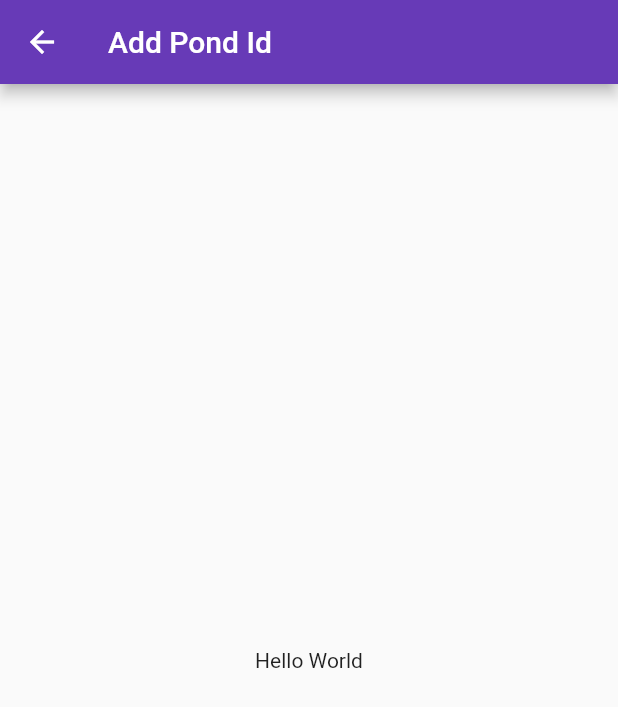
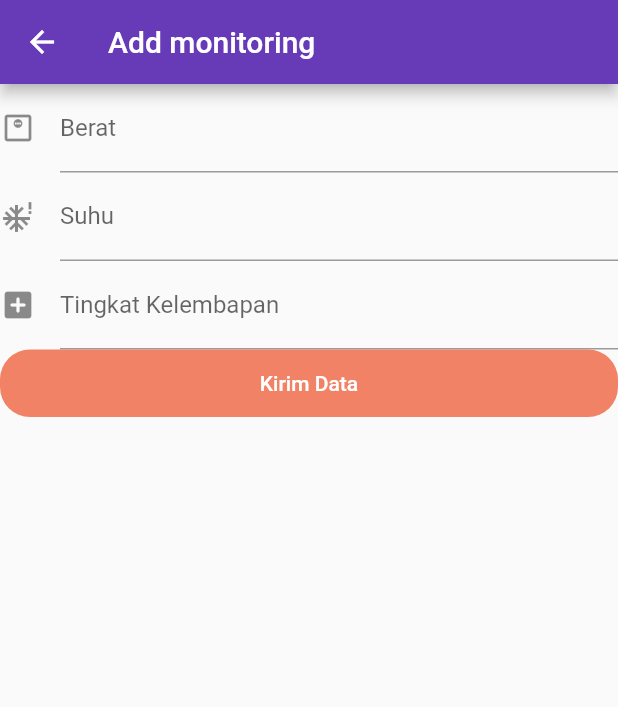
Before and after one commit to farrellmochammad/mobilefinancialsupplychain, a Flutter app: the DetailScreen screen opened directly with empty values, after a tap on the "add" icon, on a phone screen of 412 x 824 dp. Shown: the top 707 px of the screen. Run offline on Flutter 3.47's test engine with Material 2 defaults, Android fonts, the phone set to English and light mode, and no system bars; our stand-ins replace flutter_login, flutter_secure_storage; accounts and stored records are empty; network calls fail; Roboto replaces fonts that are missing (NotoSans, OpenSans).

Commit message:
add page for insert monitoring

```diff
--- a/lib/monitoring_screen.dart
+++ b/lib/monitoring_screen.dart
@@ -122,7 +122,7 @@ class DetailScreen extends StatelessWidget {
       ),
       floatingActionButton: FloatingActionButton(
         onPressed: () {
-          Navigator.of(context).push(MaterialPageRoute(builder: (context) => AddMonitoring()));
+          Navigator.of(context).push(MaterialPageRoute(builder: (context) => MonitoringInput()));
         },
         backgroundColor: Colors.green,
         child: const Icon(Icons.add),
@@ -131,18 +131,171 @@ class DetailScreen extends StatelessWidget {
   }
 }
 
-class AddMonitoring extends StatelessWidget {
-  const AddMonitoring({super.key});
+
+class MonitoringInput extends StatelessWidget {
 
   @override
   Widget build(BuildContext context) {
     return Scaffold(
-        appBar: AppBar(
-          title: Text("Add Pond Id"),
-        ),
-        body: const Center(
-          child: Text('Hello World'),
-        ),
+          appBar: AppBar(
+            title: Text("Add monitoring"),
+          ),
+        body: MonitoringForm(),
       );
   }
 }
+
+// Create a Form widget.
+class MonitoringForm extends StatefulWidget {
+  @override
+  MonitoringFormState createState() {
+    return MonitoringFormState();
+  }
+}
+
+// Create a corresponding State class, which holds data related to the form.
+class MonitoringFormState extends State<MonitoringForm> {
+  // Create a global key that uniquely identifies the Form widget
+  // and allows validation of the form.
+  final _formKey = GlobalKey<FormState>();
+  final TextEditingController _weightController = TextEditingController();
+  final TextEditingController _temperatureController = TextEditingController();
+  final TextEditingController _humidityController = TextEditingController();
+
+  Future<Response>? _futureResponse;
+
+  Future<Response> _insertMonitoring(int weight,int temperature,int humidity) async {
+    var token = await storage.read(key: 'token');
+    final response = await http.post(
+      Uri.parse('http://localhost:2021/experience'),
+      headers: <String, String>{
+        'Content-Type': 'application/json; charset=UTF-8',
+        'Authorization': 'Bearer: ' + token.toString(),
+      },
+      body: jsonEncode(<String, dynamic>{
+        'weight': weight,
+        'temperature': temperature,
+        'humidity': humidity,
+      }),
+    );
+
+    if (response.statusCode == 202) {
+      // If the server did return a 201 CREATED response,
+      // then parse the JSON.
+      return Response.fromJson(jsonDecode(response.body));
+    } else {
+      // If the server did not return a 201 CREATED response,
+      // then throw an exception.
+      throw Exception('Failed to create album.');
+    }
+  }
+
+  FutureBuilder<Response> buildFutureBuilder() {
+    return FutureBuilder<Response>(
+      future: _futureResponse,
+      builder: (context, snapshot) {
+        if (snapshot.hasData) {
+          return Text(snapshot.data!.status);
+        } else if (snapshot.hasError) {
+          return Text('${snapshot.error}');
+        }
+
+        return const CircularProgressIndicator();
+      },
+    );
+  }
+
+  ListView buildListView(){
+    return ListView(
+      children: <Widget>[
+        TextFormField(
+          controller: _weightController,
+          decoration: const InputDecoration(
+            icon: const Icon(Icons.monitor_weight_outlined),
+            hintText: 'Dalam kg',
+            labelText: 'Berat',
+          ),
+          validator: (value) {
+            if (value == null || value.isEmpty) {
+              return 'Please enter some text';
+            }
+            return null;
+          },
+        ),
+        TextFormField(
+          controller: _temperatureController,
+          decoration: const InputDecoration(
+            icon: const Icon(Icons.severe_cold),
+            hintText: 'Dalam Celcius',
+            labelText: 'Suhu',
+          ),
+          validator: (value) {
+            if (value == null || value.isEmpty) {
+              return 'Please enter some text';
+            }
+            return null;
+          },
+        ),
+        TextFormField(
+          controller: _humidityController,
+          decoration: const InputDecoration(
+            icon: const Icon(Icons.add_box_rounded),
+            hintText: 'Dalam persen',
+            labelText: 'Tingkat Kelembapan',
+          ),
+          validator: (value) {
+            if (value == null || value.isEmpty) {
+              return 'Please enter valid phone number';
+            }
+            return null;
+          },
+        ),
+        Container(
+          width: 200,
+          height: 45,
+          child: TextButton(
+            style: TextButton.styleFrom(
+              backgroundColor: Color(0xffF18265),
+              shape: RoundedRectangleBorder(
+                borderRadius: BorderRadius.circular(20),
+              ),
+            ),
+            onPressed: () {
+              setState(() {
+                _futureResponse = _insertMonitoring(int.parse(_weightController.text),int.parse(_temperatureController.text), int.parse(_humidityController.text));
+              });
+            },
+            child: Text(
+              "Kirim Data",
+              style: TextStyle(
+                color: Color(0xffffffff),
+              ),
+            ),
+          ),
+        ),
+      ],
+    );
+  }
+
+
+  @override
+  Widget build(BuildContext context) {
+    // Build a Form widget using the _formKey created above.
+    return Form(
+      key: _formKey,
+      child:  (_futureResponse == null) ? buildListView() : buildFutureBuilder(),
+    );
+  }
+}
+
+class Response {
+  final String status;
+
+  const Response({required this.status});
+
+  factory Response.fromJson(Map<String, dynamic> json) {
+    return Response(
+      status: json['status'],
+    );
+  }
+}
```
